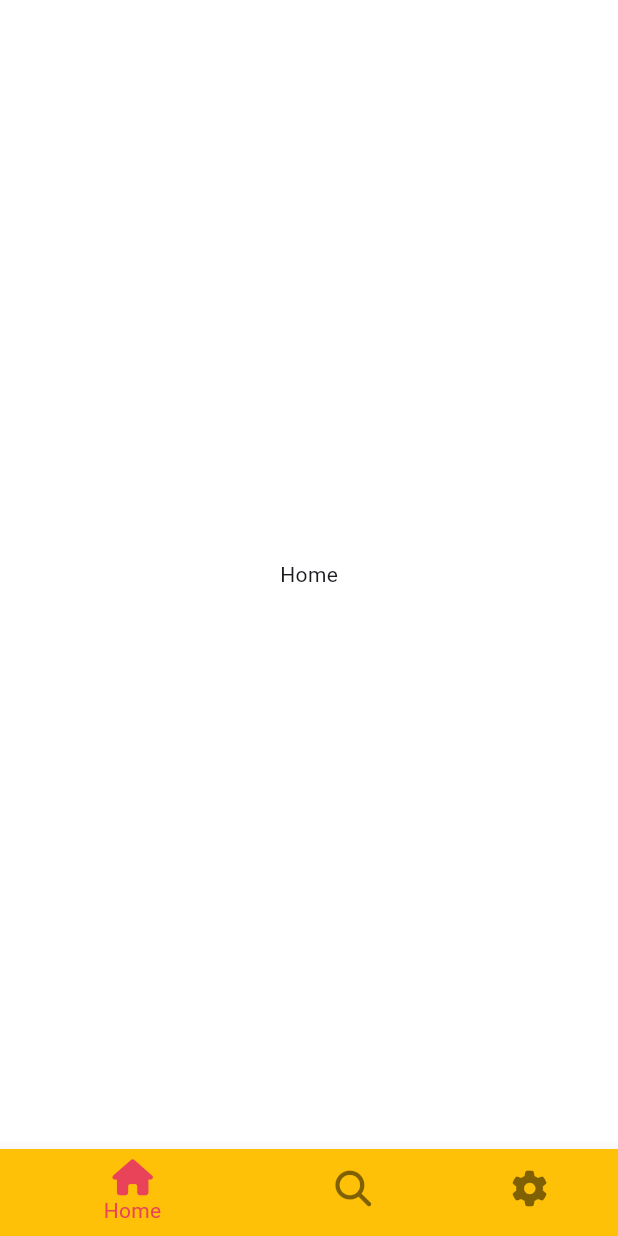
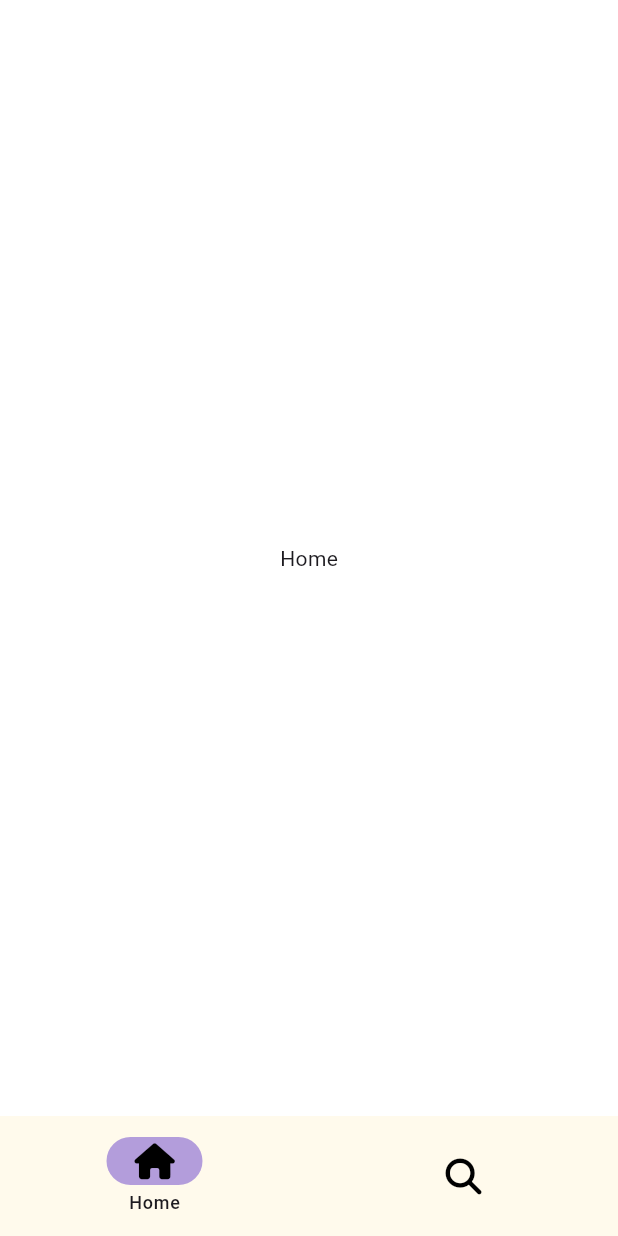
Before and after one commit to cattynip/pie, a Flutter app: the screen it shows after launch, on a phone screen of 412 x 824 dp. Run offline on Flutter 3.47's test engine with Material 2 defaults, Android fonts, the phone set to English and light mode, and no system bars; our stand-ins replace font_awesome_flutter.

Commit message:
#6.3 NavigationBar

```diff
--- a/lib/features/main_navigation/main_navigation_screen.dart
+++ b/lib/features/main_navigation/main_navigation_screen.dart
@@ -33,28 +33,29 @@ class _MainNavigationScreenState extends State<MainNavigationScreen> {
   Widget build(BuildContext context) {
     return Scaffold(
       body: screens[_selectedIdx],
-      bottomNavigationBar: BottomNavigationBar(
-        currentIndex: _selectedIdx,
-        onTap: _onBottomNavigationBarItemTapped,
-        selectedItemColor: Theme.of(context).primaryColor,
-        unselectedItemColor: Colors.black.withOpacity(0.5),
-        type: BottomNavigationBarType.shifting, // ...wow
-        items: const [
-          BottomNavigationBarItem(
-            icon: FaIcon(FontAwesomeIcons.house),
+      bottomNavigationBar: NavigationBar(
+        selectedIndex: _selectedIdx,
+        onDestinationSelected: _onBottomNavigationBarItemTapped,
+        labelBehavior: NavigationDestinationLabelBehavior.onlyShowSelected,
+        backgroundColor: Colors.white,
+        indicatorColor: Colors.deepPurple.shade200,
+        surfaceTintColor: Colors.amber,
+        destinations: const [
+          NavigationDestination(
+            icon: FaIcon(
+              FontAwesomeIcons.house,
+              color: Colors.black,
+            ),
             label: "Home",
-            tooltip: "Wanna go home?",
-            backgroundColor: Colors.amber,
+            tooltip: "Go to home",
           ),
-          BottomNavigationBarItem(
-            icon: FaIcon(FontAwesomeIcons.magnifyingGlass),
+          NavigationDestination(
+            icon: FaIcon(
+              FontAwesomeIcons.magnifyingGlass,
+              color: Colors.black,
+            ),
             label: "Search",
-            backgroundColor: Colors.blue,
-          ),
-          BottomNavigationBarItem(
-            icon: FaIcon(FontAwesomeIcons.gear),
-            label: "Settings",
-            backgroundColor: Colors.lime,
+            tooltip: "Search some terms",
           ),
         ],
       ),
```
